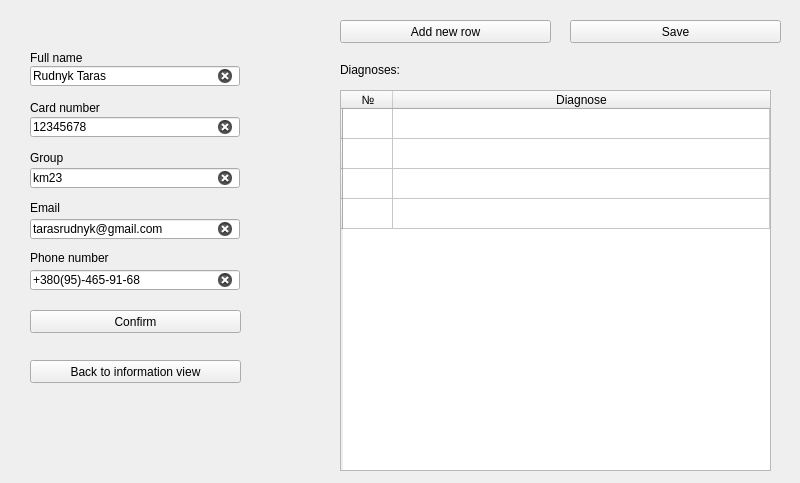
Above: ui/admin3.ui from TarasRudnyk/Students_health_records before the change. Below: the same form after it.
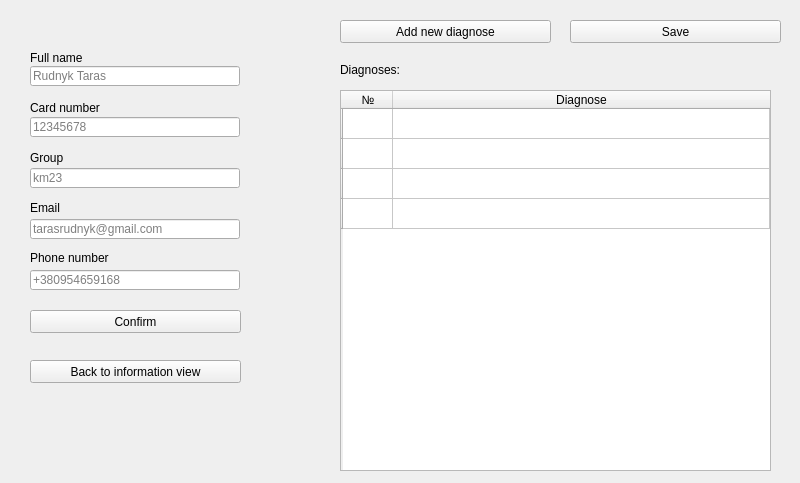
That is the form after the change. Icons and pictures are not drawn.

Commit message: refactored disease names

Patch:
```diff
--- a/ui/admin3.ui
+++ b/ui/admin3.ui
@@ -52,7 +52,7 @@
     </rect>
    </property>
    <property name="text">
-    <string>Add new row</string>
+    <string>Add new diagnose</string>
    </property>
   </widget>
   <widget class="QLabel" name="name_error">
@@ -136,7 +136,7 @@
     <string/>
    </property>
    <property name="text">
-    <string>Rudnyk Taras</string>
+    <string/>
    </property>
    <property name="maxLength">
     <number>30</number>
@@ -164,7 +164,7 @@
     </rect>
    </property>
    <property name="text">
-    <string>12345678</string>
+    <string/>
    </property>
    <property name="maxLength">
     <number>8</number>
@@ -186,7 +186,7 @@
     </rect>
    </property>
    <property name="text">
-    <string>km23</string>
+    <string/>
    </property>
    <property name="maxLength">
     <number>4</number>
@@ -208,7 +208,7 @@
     </rect>
    </property>
    <property name="text">
-    <string>tarasrudnyk@gmail.com</string>
+    <string/>
    </property>
    <property name="maxLength">
     <number>30</number>
@@ -230,10 +230,10 @@
     </rect>
    </property>
    <property name="inputMask">
-    <string>+38\0(00)-000-00-00</string>
+    <string/>
    </property>
    <property name="text">
-    <string>+380(95)-465-91-68</string>
+    <string/>
    </property>
    <property name="placeholderText">
     <string>+380954659168</string>
```
The commit also changes 2 other files.
